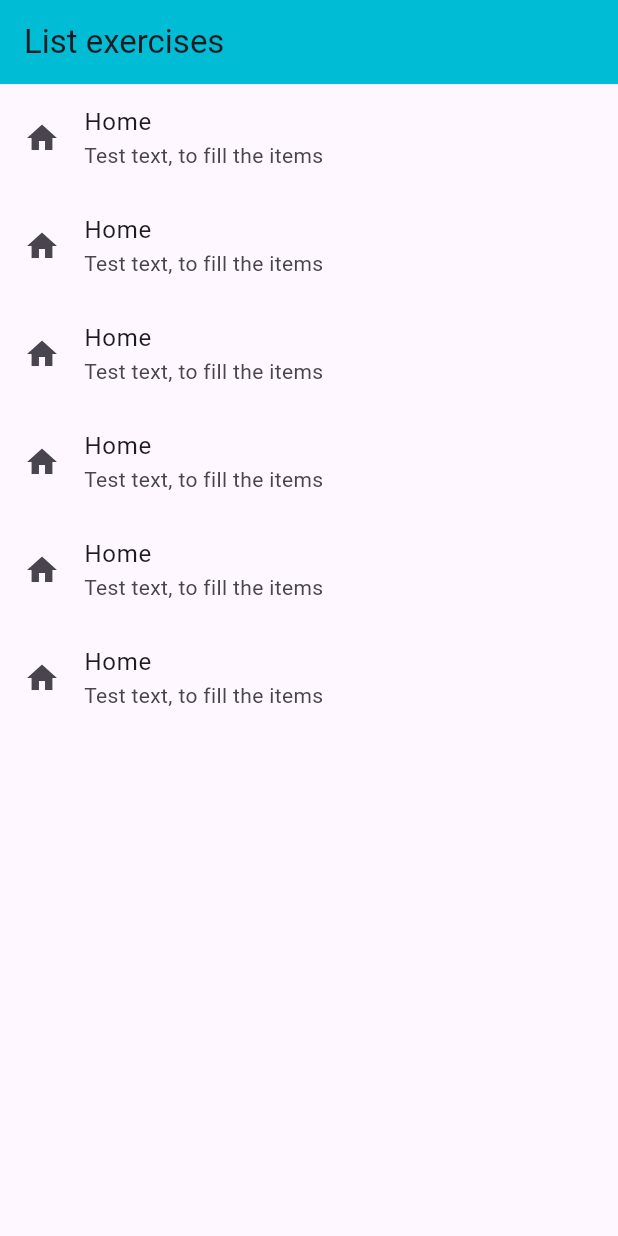
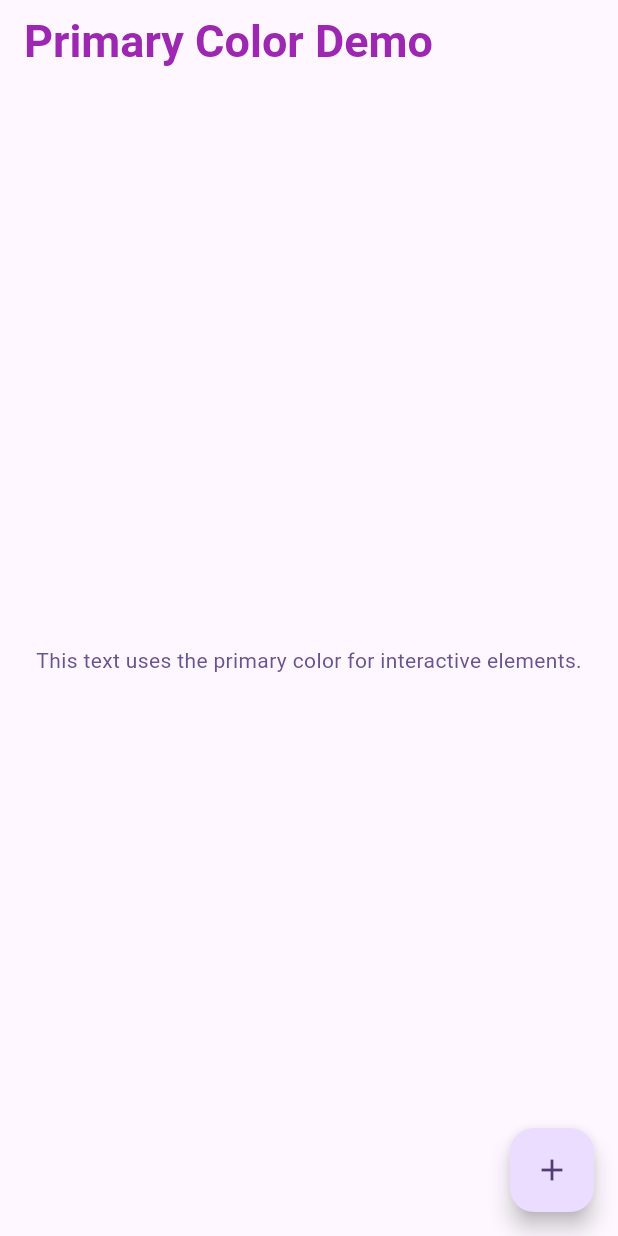
Before and after one commit to shokhrukhorolov/practice_ui, a Flutter app: the screen it shows after launch, on a phone screen of 412 x 824 dp. Run offline on Flutter 3.47's test engine with Material 3 defaults, Android fonts, the phone set to English and light mode, and no system bars.

Commit message:
26 exercise 5 is done

```diff
--- a/lib/flutter_practice_log/practice_4_27_09.dart
+++ b/lib/flutter_practice_log/practice_4_27_09.dart
@@ -100,25 +100,48 @@
 
 import 'package:flutter/material.dart';
 
+// class Cities extends StatelessWidget {
+//   const Cities({super.key});
+//
+//   @override
+//   Widget build(BuildContext context) {
+//     return Scaffold(
+//         appBar: AppBar(
+//           title: const Text('List exercises'),
+//           backgroundColor: Colors.cyan,
+//         ),
+//         body: ListView.builder(
+//           itemCount: 6,
+//           itemBuilder: (context, index) {
+//             return ListTile(
+//         leading: Icon(Icons.home),
+//         title: Text('Home'),
+//         subtitle: Text('Test text, to fill the items'));
+//           }
+//         )
+//     );
+//   }
+// }
+
 class Cities extends StatelessWidget {
   const Cities({super.key});
 
   @override
   Widget build(BuildContext context) {
     return Scaffold(
-        appBar: AppBar(
-          title: const Text('List exercises'),
-          backgroundColor: Colors.cyan,
+      appBar: AppBar(
+        title: Text('Primary Color Demo', style: TextStyle(color: Colors.purple, fontSize: 30, fontWeight: FontWeight.bold ),),
+      ),
+      body: Center(
+        child: Text(
+          'This text uses the primary color for interactive elements.',
+          style: TextStyle(color: Theme.of(context).colorScheme.primary),
         ),
-        body: ListView.builder(
-          itemCount: 6,
-          itemBuilder: (context, index) {
-            return ListTile(
-        leading: Icon(Icons.home),
-        title: Text('Home'),
-        subtitle: Text('Test text, to fill the items'));
-          }
-        )
+      ),
+      floatingActionButton: FloatingActionButton(
+        onPressed: () {},
+        child: const Icon(Icons.add),
+      ),
     );
   }
 }
--- a/lib/main.dart
+++ b/lib/main.dart
@@ -15,9 +15,15 @@ class MyApp extends StatelessWidget {
   @override
   Widget build(BuildContext context) {
     return MaterialApp(
+      // home: mylist(items: List<String>.generate(10000, (i) => 'Item $i'),),
       debugShowCheckedModeBanner: false,
-      // home: mylist(items: List<String>.generate(10000, (i) => 'Item $i'),),
       home: Cities(),
+      title: 'Flutter Primary Color Example',
+        theme: ThemeData(
+
+          colorScheme: ColorScheme.fromSeed(seedColor: Colors.deepPurple),
+          useMaterial3: true,
+        )
     );
   }
 }
```
